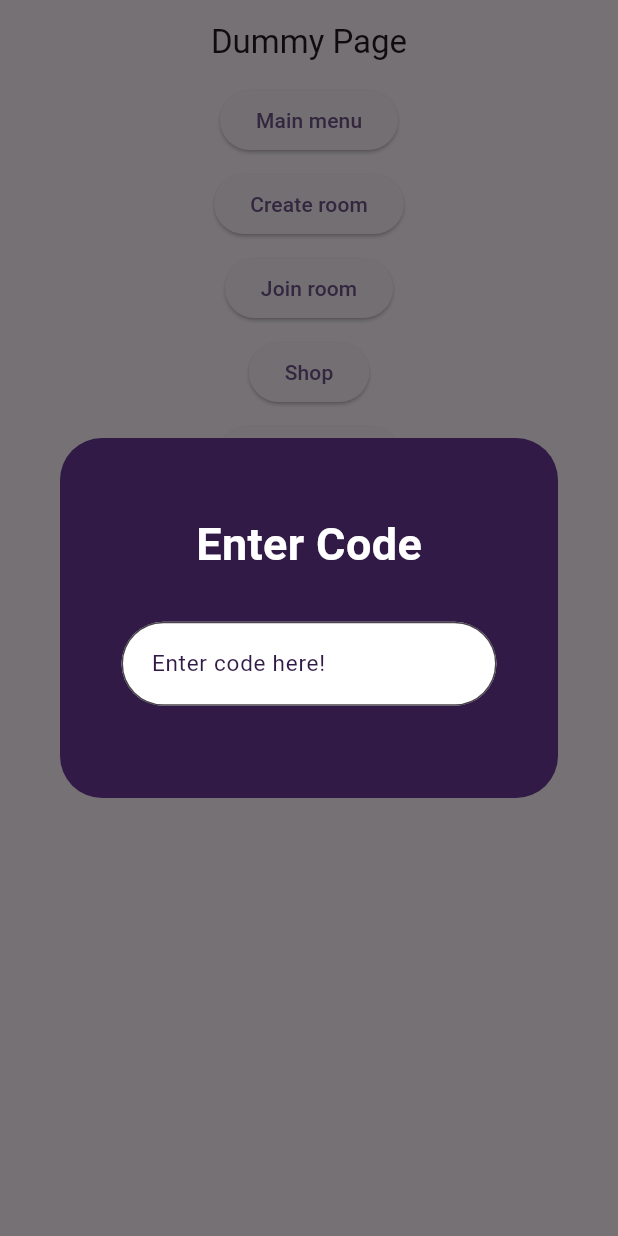
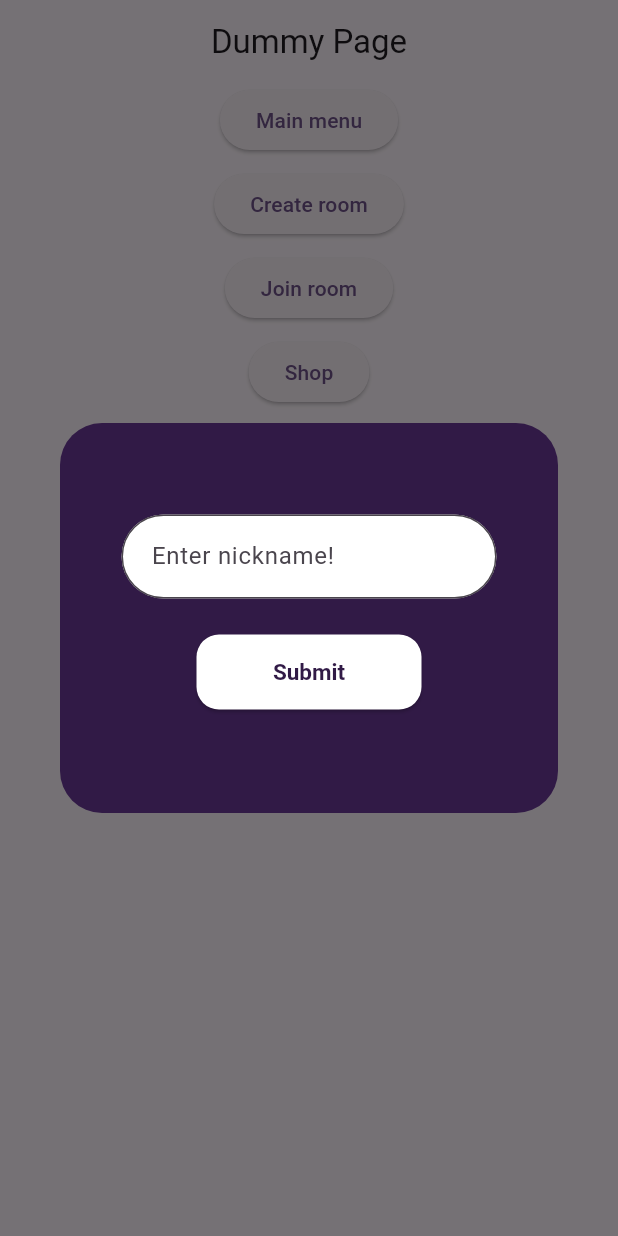
Before and after one commit to EnhanceTeam/Hunt-The-Mafia-DEPD, a Flutter app: the screen it shows after launch, after a tap on "Create room", on a phone screen of 412 x 824 dp. Run offline on Flutter 3.47's test engine with Material 2 defaults, Android fonts, the phone set to English and light mode, and no system bars; drawn by our look-alikes of dynamic_color; our stand-ins replace firebase_core, flutter_svg, lottie; accounts and stored records are empty; Roboto replaces fonts that are missing (Poppins).

```diff
--- a/hunt_the_mafia/lib/main.dart
+++ b/hunt_the_mafia/lib/main.dart
@@ -2,10 +2,16 @@ import 'package:dynamic_color/dynamic_color.dart';
 import 'package:flutter/material.dart';
 import 'package:hunt_the_mafia/shared/global_context_service.dart';
 import 'package:hunt_the_mafia/views/pages/pages.dart';
+import 'package:firebase_core/firebase_core.dart';
+import 'firebase_options.dart';
 
 import 'theme/theme.dart';
 
-void main() {
+void main() async {
+  WidgetsFlutterBinding.ensureInitialized();
+  await Firebase.initializeApp(
+    options: DefaultFirebaseOptions.currentPlatform,
+  );
   runApp(const MyApp());
 }
 
--- a/hunt_the_mafia/lib/views/pages/page_dummy.dart
+++ b/hunt_the_mafia/lib/views/pages/page_dummy.dart
@@ -12,6 +12,7 @@ class _DummyPageState extends State<DummyPage> {
   @override
   Widget build(BuildContext context) {
     return Scaffold(
+      resizeToAvoidBottomInset: false,
       appBar: AppBar(
         title: const Text("Dummy Page"),
         centerTitle: true,
--- a/hunt_the_mafia/lib/views/widgets/dialog_game.dart
+++ b/hunt_the_mafia/lib/views/widgets/dialog_game.dart
@@ -41,7 +41,7 @@ class GameDialog {
     );
   }
 
-  static AlertDialog createDialog({required BuildContext context}) {
+  static AlertDialog joinDialog({required BuildContext context}) {
     return AlertDialog(
       backgroundColor: Color(0xFF311A46),
       content: Wrap(children: [
@@ -96,7 +96,7 @@ class GameDialog {
     );
   }
 
-  static AlertDialog joinDialog({required BuildContext context}) {
+  static AlertDialog createOrJoinDialog({required BuildContext context}) {
     return AlertDialog(
       backgroundColor: Color(0xFF311A46),
       content: Wrap(children: [
@@ -161,4 +161,64 @@ class GameDialog {
       ]),
     );
   }
+
+  static AlertDialog createDialog({required BuildContext context}) {
+    return AlertDialog(
+      backgroundColor: Color(0xFF311A46),
+      content: Wrap(children: [
+        Center(
+            child: Container(
+          decoration: BoxDecoration(
+            borderRadius: BorderRadius.circular(20.0),
+            color: Color(0xFF311A46),
+          ),
+          height: 220,
+          width: 330,
+          child: Column(
+            mainAxisAlignment: MainAxisAlignment.center,
+            children: [
+              SizedBox(
+                width: 250,
+                height: 60,
+                child: Form(
+                    child: TextFormField(
+                  decoration: InputDecoration(
+                    filled: true,
+                    fillColor: Colors.white,
+                    contentPadding: EdgeInsets.all(16),
+                    border: OutlineInputBorder(
+                        borderRadius: BorderRadius.circular(30.0)),
+                    hintText: 'Enter nickname!',
+                  ),
+                )),
+              ),
+              SizedBox(
+                width: 250,
+                height: 20,
+              ),
+              SizedBox(
+                width: 150,
+                height: 50,
+                child: ElevatedButton(
+                  style: ElevatedButton.styleFrom(
+                      shape: (RoundedRectangleBorder(
+                        borderRadius: BorderRadius.circular(15.0),
+                      )),
+                      backgroundColor: Colors.white,
+                      padding: EdgeInsets.symmetric(horizontal: 5, vertical: 5),
+                      textStyle:
+                          TextStyle(fontSize: 15, fontWeight: FontWeight.bold)),
+                  onPressed: (() {}),
+                  child: const Text(
+                    'Submit',
+                    style: TextStyle(color: Color(0xFF311A46)),
+                  ),
+                ),
+              ),
+            ],
+          ),
+        )),
+      ]),
+    );
+  }
 }
```
Also changed, not shown: hunt_the_mafia/pubspec.yaml (+3 -4 lines), hunt_the_mafia/lib/firebase_options.dart (added), hunt_the_mafia/lib/services/services.dart (added), hunt_the_mafia/pubspec.lock, 6 other files. Lines whose indentation alone changed are shown as unchanged.
